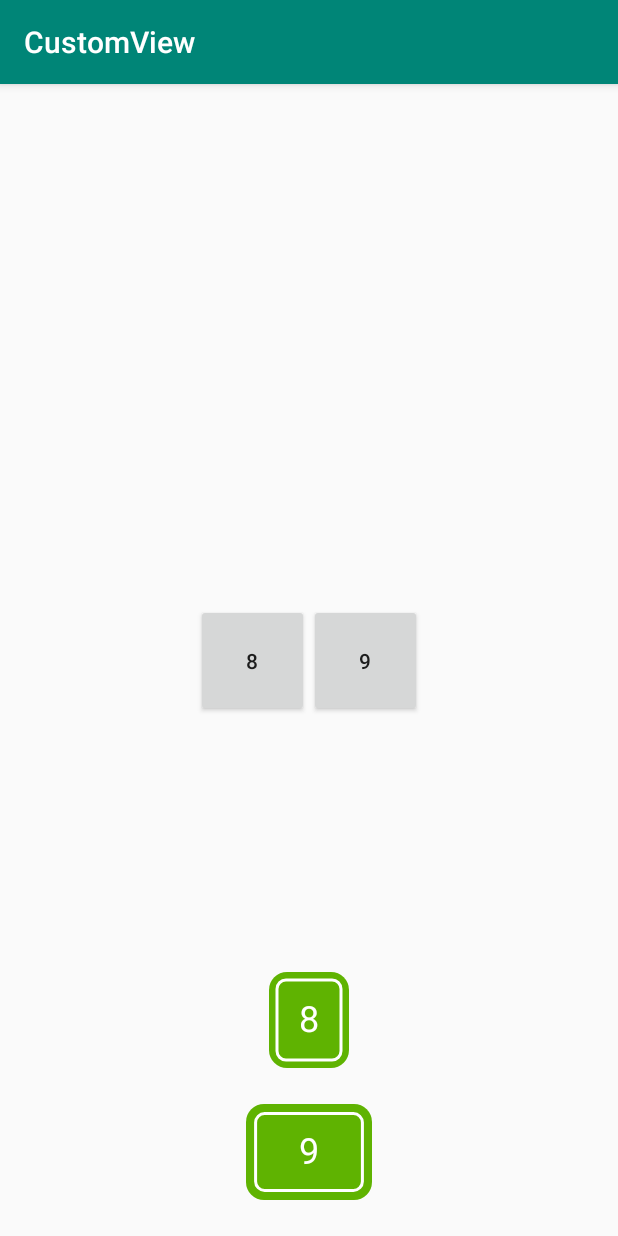
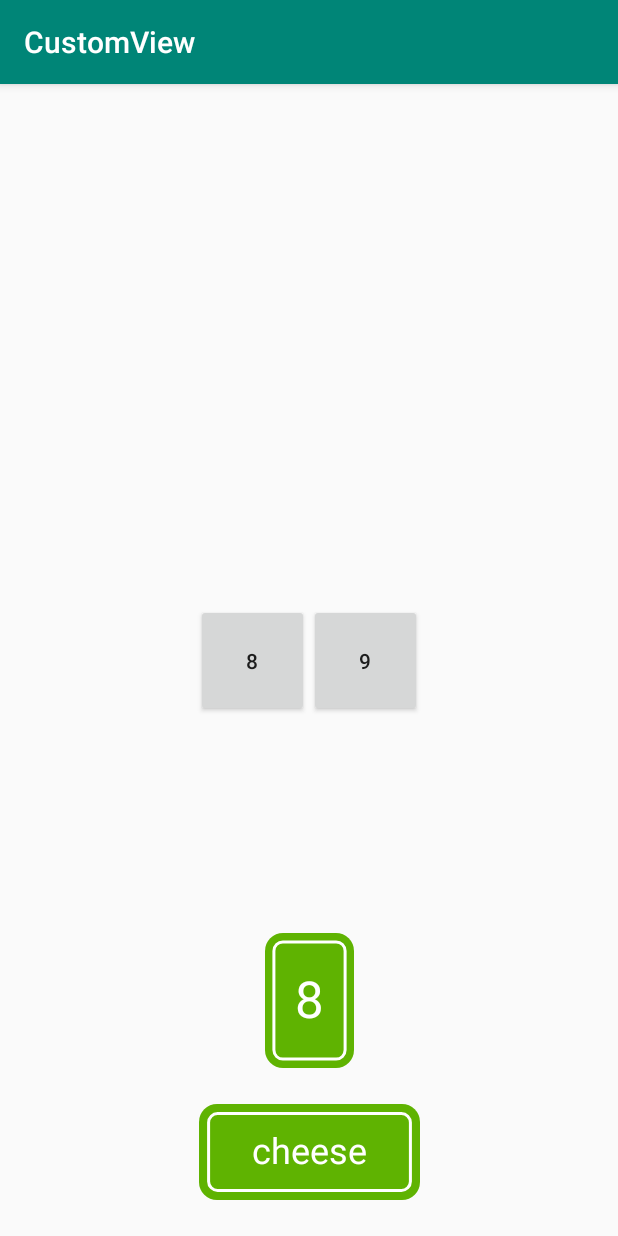
Before and after one commit to DinosauRuss/Sample_Android_projects, an Android app: the screen it shows after launch (MainActivity), after a tap on "BUTTON", on a phone screen of 412 x 824 dp. Run offline under Robolectric (Android 15) with nearby library versions, the phone set to English and light mode, and no system bars.

Commit message:
Add AnimatedVectorDrawable example

```diff
--- a/CustomView/app/build.gradle
+++ b/CustomView/app/build.gradle
@@ -9,6 +9,7 @@ android {
         versionCode 1
         versionName "1.0"
         testInstrumentationRunner "android.support.test.runner.AndroidJUnitRunner"
+        vectorDrawables.useSupportLibrary = true
     }
     buildTypes {
         release {
--- a/CustomView/app/src/main/java/com/example/rek/customview/MainActivity.java
+++ b/CustomView/app/src/main/java/com/example/rek/customview/MainActivity.java
@@ -1,17 +1,16 @@
 package com.example.rek.customview;
 
 import android.support.v4.app.Fragment;
-import android.support.v4.app.FragmentManager;
 import android.support.v7.app.AppCompatActivity;
 import android.os.Bundle;
 import android.view.View;
-import android.widget.FrameLayout;
 
 import com.example.rek.customview.fragments.ButtonFragment;
 import com.example.rek.customview.fragments.CounterFragment;
 import com.example.rek.customview.fragments.DonutFragment;
 import com.example.rek.customview.fragments.OnFragmentInteractionListener;
 import com.example.rek.customview.fragments.SelectorFragment;
+import com.example.rek.customview.fragments.AvdFragment;
 
 public class MainActivity extends AppCompatActivity implements OnFragmentInteractionListener {
 
@@ -41,6 +40,9 @@ public class MainActivity extends AppCompatActivity implements OnFragmentInterac
             case R.id.btnButton:
                 frago = new ButtonFragment();
                 break;
+            case R.id.btnAvd:
+                frago = new AvdFragment();
+                break;
             default:
                 return;
         }
--- a/CustomView/app/src/main/java/com/example/rek/customview/custom_views/GreenView.java
+++ b/CustomView/app/src/main/java/com/example/rek/customview/custom_views/GreenView.java
@@ -17,6 +17,7 @@ import android.view.View;
 import android.view.animation.AccelerateInterpolator;
 import android.view.animation.LinearInterpolator;
 
+import com.example.rek.customview.Constants;
 import com.example.rek.customview.R;
 
 public class GreenView extends View{
@@ -31,7 +32,6 @@ public class GreenView extends View{
     private Paint accentPaint;
 
     private Rect textBounds;
-    private Paint.FontMetrics fm;
     private float textSizeSp;
     private float initialTextSizeSp;
     private String label;
@@ -74,14 +74,12 @@ public class GreenView extends View{
 
         // Init values
         TypedArray ta = context.obtainStyledAttributes(attrs, R.styleable.GreenView);
-        if (ta.hasValue(R.styleable.GreenView_label)) {
-           setLabel(ta.getString(R.styleable.GreenView_label));
-        } else {
-            setLabel("");
-        }
-        float size = ta.getDimension(R.styleable.GreenView_textSize, getLabelSizePx(defaultTextSize));
+        setLabel(ta.getString(R.styleable.GreenView_label));
+
+        float size = ta.getDimension(R.styleable.GreenView_android_textSize, textSizeIntToSp(defaultTextSize));
         setTextSizeSp(size);
         initialTextSizeSp = size;
+
         defaultPaddingDp = Math.round(defaultPadding * getResources().getDisplayMetrics().density);
 
         ta.recycle();
@@ -89,13 +87,14 @@ public class GreenView extends View{
         // Objects needed to draw on canvas
         backgroundRect = new RectF();
         cornerRadius = Math.round(12f * getResources().getDisplayMetrics().density);
-        fm = textPaint.getFontMetrics();
         textBounds = new Rect();
     }
 
     @Override
     protected void onMeasure(int widthMeasureSpec, int heightMeasureSpec) {
         super.onMeasure(widthMeasureSpec, heightMeasureSpec);
+
+        Paint.FontMetrics fm = textPaint.getFontMetrics();
 
         // Measure max width of label
         final float maxTextWidth = textPaint.measureText(label);
@@ -141,7 +140,8 @@ public class GreenView extends View{
                 accentPaint);
 
         // Draw label
-        final int textBottom = Math.round(centerY - ((fm.descent + fm.ascent)/2f) );
+        Paint.FontMetrics metrics = textPaint.getFontMetrics();
+        final int textBottom = Math.round(centerY - ((metrics.descent + metrics.ascent)/2f) );
         canvas.drawText(
                 label,
                 centerX,
@@ -154,6 +154,9 @@ public class GreenView extends View{
     }
 
     public void setLabel(String text) {
+        if (text == null) {
+            text = "";
+        }
         this.label = text;
         invalidate();
     }
@@ -168,7 +171,7 @@ public class GreenView extends View{
         invalidate();
     }
 
-    private float getLabelSizePx(float size) {
+    private float textSizeIntToSp(float size) {
         return Math.round(size * getResources().getDisplayMetrics().scaledDensity);
     }
 
--- a/CustomView/app/src/main/java/com/example/rek/customview/custom_views/MyCounterView.java
+++ b/CustomView/app/src/main/java/com/example/rek/customview/custom_views/MyCounterView.java
@@ -80,7 +80,7 @@ public class MyCounterView extends View {
         // Draw text
 //        final float textWidth = textPaint.measureText(displayedCount);
 //        final float textStart = Math.round(canvasCenterX - (textWidth * .5f));
-//        canvas.drawText(displayedCount, textStart, underlineY-20, textPaint);
+//        canvas.updateIndicator(displayedCount, textStart, underlineY-20, textPaint);
         canvas.drawText(displayedCount, canvasCenterX, underlineY-20, textPaint);
     }
 
--- a/CustomView/app/src/main/java/com/example/rek/customview/fragments/SelectorFragment.java
+++ b/CustomView/app/src/main/java/com/example/rek/customview/fragments/SelectorFragment.java
@@ -49,6 +49,13 @@ public class SelectorFragment extends Fragment {
                 onButtonPressed((Button) view);
             }
         });
+        Button btnAvd = v.findViewById(R.id.btnAvd);
+        btnAvd.setOnClickListener(new View.OnClickListener() {
+            @Override
+            public void onClick(View v) {
+                onButtonPressed((Button) v);
+            }
+        });
 
         return v;
     }
--- a/CustomView/app/src/main/res/layout/fragment_button.xml
+++ b/CustomView/app/src/main/res/layout/fragment_button.xml
@@ -38,11 +38,11 @@
         android:layout_width="wrap_content"
         android:layout_height="wrap_content"
         android:layout_marginBottom="24dp"
+        android:textSize="34sp"
+        app:label="8"
         app:layout_constraintBottom_toTopOf="@id/greenView"
         app:layout_constraintEnd_toEndOf="parent"
-        app:layout_constraintStart_toStartOf="parent"
-        android:textSize="34sp"
-        app:label="8"/>
+        app:layout_constraintStart_toStartOf="parent" />
 
     <com.example.rek.customview.custom_views.GreenView
         android:id="@+id/greenView"
@@ -51,9 +51,9 @@
         android:layout_marginBottom="24dp"
         android:paddingStart="35dp"
         android:paddingEnd="35dp"
+        app:label="cheese"
         app:layout_constraintBottom_toBottomOf="parent"
         app:layout_constraintEnd_toEndOf="parent"
-        app:layout_constraintStart_toStartOf="parent"
-        app:label="9" />
+        app:layout_constraintStart_toStartOf="parent" />
 
 </android.support.constraint.ConstraintLayout>
--- a/CustomView/app/src/main/res/values/attrs.xml
+++ b/CustomView/app/src/main/res/values/attrs.xml
@@ -2,7 +2,8 @@
 <resources>
 
     <declare-styleable name="GreenView">
-        <attr name="textSize" format="dimension"/>
+        <!--<attr name="textSize" format="dimension"/>-->
+        <attr name="android:textSize"/>
         <attr name="label" format="string" />
     </declare-styleable>
 
--- a/CustomView/app/src/main/res/values/strings.xml
+++ b/CustomView/app/src/main/res/values/strings.xml
@@ -8,4 +8,5 @@
     <string name="icing">Icing</string>
     <string name="animate">Animate</string>
     <string name="button">Button</string>
+    <string name="avd">AVD</string>
 </resources>
```
Also changed, not shown: CustomView/app/src/main/java/com/example/rek/customview/fragments/AvdFragment.java (added, +55 -0 lines), CustomView/app/src/main/res/animator/color_animations.xml (added, +18 -0 lines), CustomView/app/src/main/res/animator/reverse_color_animations.xml (added, +18 -0 lines), CustomView/app/src/main/res/animator/reverse_rotation_animator.xml (added, +7 -0 lines), CustomView/app/src/main/res/animator/rotation_animator.xml (added, +7 -0 lines), CustomView/app/src/main/res/drawable/ic_indicator.xml (added, +14 -0 lines), CustomView/app/src/main/res/drawable/icon.xml (added, +17 -0 lines), CustomView/app/src/main/res/drawable/sort_animator.xml (added, +14 -0 lines), CustomView/app/src/main/res/drawable/unsort_animator.xml (added, +14 -0 lines), CustomView/app/src/main/res/layout/fragment_avd.xml (added, +14 -0 lines), CustomView/app/src/main/res/layout/fragment_selector.xml (+16 -9 lines).
